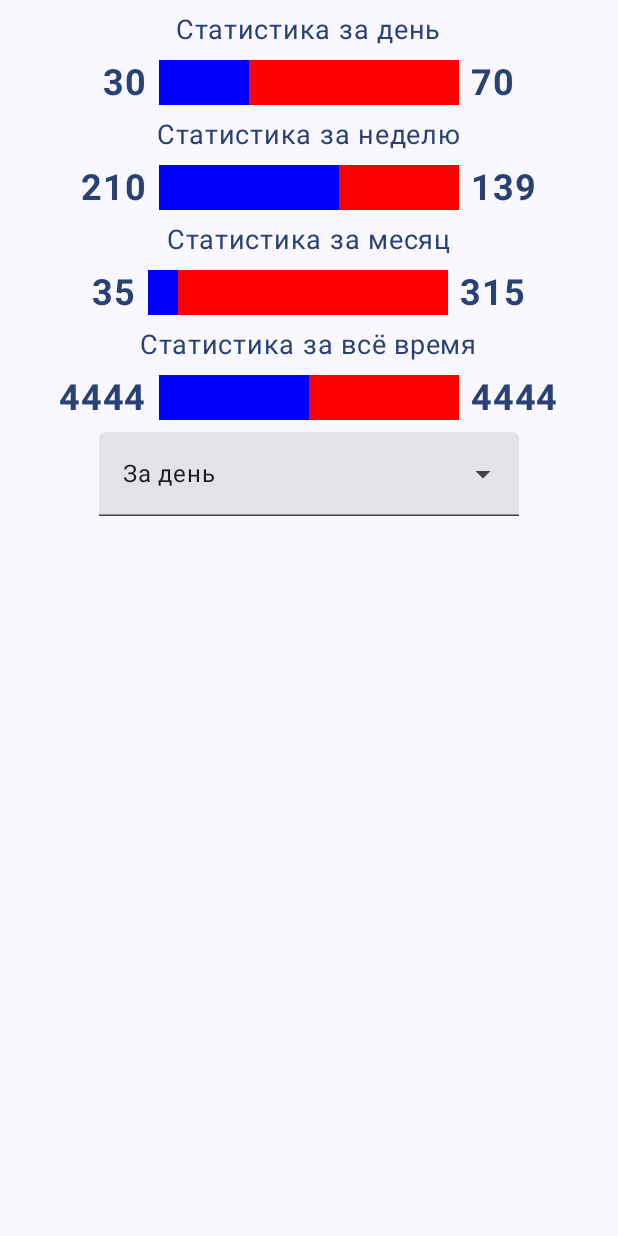
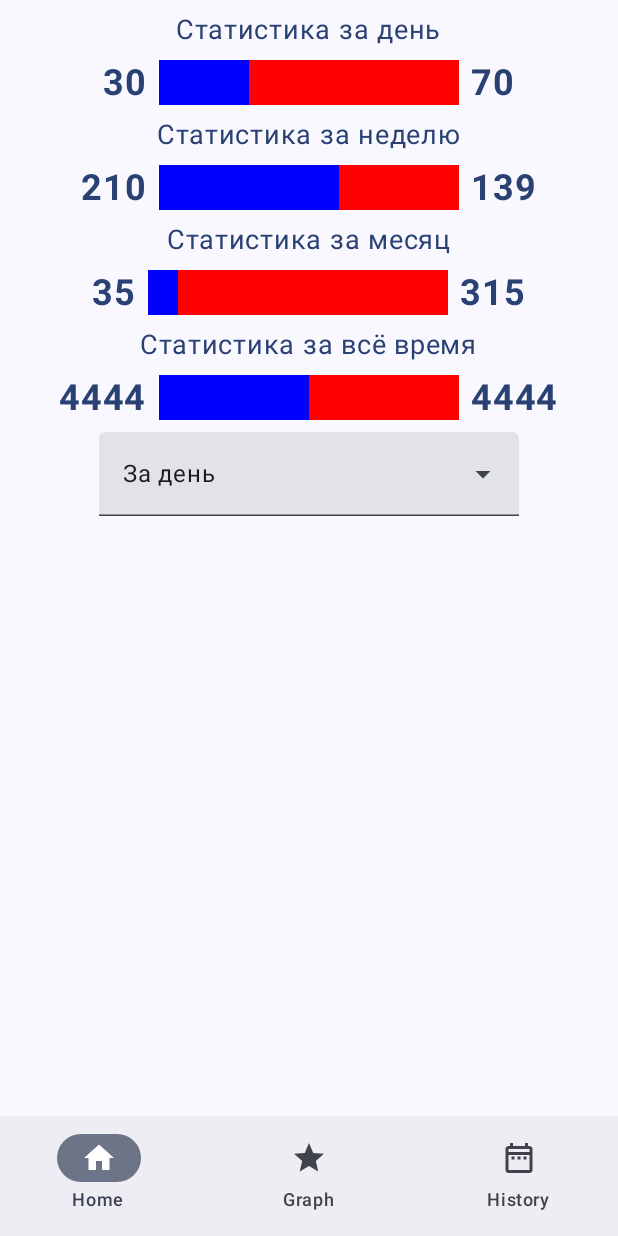
Before and after one commit to GrafVonTee/jetpack-compose-learning, an Android app built with Jetpack Compose: the screen it shows after launch (MainActivity), on a phone screen of 412 x 824 dp. Run offline under Robolectric (Android 15) with nearby library versions, the phone set to English and light mode, and no system bars.

```diff
--- a/app/build.gradle.kts
+++ b/app/build.gradle.kts
@@ -1,6 +1,7 @@
 plugins {
     alias(libs.plugins.androidApplication)
     alias(libs.plugins.jetbrainsKotlinAndroid)
+    kotlin("kapt")
 }
 
 android {
@@ -17,6 +18,10 @@ android {
         testInstrumentationRunner = "androidx.test.runner.AndroidJUnitRunner"
         vectorDrawables {
             useSupportLibrary = true
+        }
+
+        kapt {
+            arguments {arg("room.schemaLocation", "$projectDir/schemas")}
         }
     }
 
@@ -77,4 +82,7 @@ dependencies {
     // For Wear-Tiles support
     implementation("androidx.glance:glance-wear-tiles:1.0.0-alpha05")
 
+    implementation("androidx.room:room-runtime:2.5.0") // Библиотека "Room"
+    kapt("androidx.room:room-compiler:2.5.0") // Кодогенератор
+    implementation("androidx.room:room-ktx:2.5.0") // Дополнительно для Kotlin Coroutines, Kotlin Flows
 }
--- a/app/src/main/java/com/example/composecourse/MainActivity.kt
+++ b/app/src/main/java/com/example/composecourse/MainActivity.kt
@@ -1,5 +1,6 @@
 package com.example.composecourse
 
+import android.media.Image
 import android.os.Bundle
 import androidx.activity.ComponentActivity
 import androidx.activity.compose.setContent
@@ -13,11 +14,24 @@ import androidx.compose.foundation.layout.fillMaxWidth
 import androidx.compose.foundation.layout.padding
 import androidx.compose.foundation.layout.size
 import androidx.compose.foundation.layout.width
+import androidx.compose.material.icons.Icons
+import androidx.compose.material.icons.filled.DateRange
+import androidx.compose.material.icons.filled.Home
+import androidx.compose.material.icons.filled.Star
+import androidx.compose.material.icons.outlined.DateRange
+import androidx.compose.material.icons.outlined.Home
+import androidx.compose.material.icons.outlined.Star
+import androidx.compose.material3.Badge
+import androidx.compose.material3.BadgedBox
 import androidx.compose.material3.DropdownMenuItem
 import androidx.compose.material3.ExperimentalMaterial3Api
 import androidx.compose.material3.ExposedDropdownMenuBox
 import androidx.compose.material3.ExposedDropdownMenuDefaults
+import androidx.compose.material3.Icon
 import androidx.compose.material3.MaterialTheme
+import androidx.compose.material3.NavigationBar
+import androidx.compose.material3.NavigationBarItem
+import androidx.compose.material3.Scaffold
 import androidx.compose.material3.Surface
 import androidx.compose.material3.Text
 import androidx.compose.material3.TextField
@@ -31,6 +45,7 @@ import androidx.compose.ui.Modifier
 import androidx.compose.ui.geometry.Offset
 import androidx.compose.ui.geometry.Size
 import androidx.compose.ui.graphics.Color
+import androidx.compose.ui.graphics.vector.ImageVector
 import androidx.compose.ui.text.font.FontWeight
 import androidx.compose.ui.unit.Dp
 import androidx.compose.ui.unit.TextUnit
@@ -43,10 +58,34 @@ class MainActivity : ComponentActivity() {
         super.onCreate(savedInstanceState)
         setContent {
             ComposeCourseTheme {
-                Surface (
-                    modifier = Modifier.fillMaxSize(),
-                    color = MaterialTheme.colorScheme.background,
-                ) {
+                val bottomBarItems = listOf(
+                    BottomNavigationItem(
+                        title = "Home",
+                        selectedIcon = Icons.Filled.Home,
+                        unselectedIcon = Icons.Outlined.Home,
+                        hasNews = false,
+                    ),
+                    BottomNavigationItem(
+                        title = "Graph",
+                        selectedIcon = Icons.Filled.Star,
+                        unselectedIcon = Icons.Outlined.Star,
+                        hasNews = false,
+                    ),
+                    BottomNavigationItem(
+                        title = "History",
+                        selectedIcon = Icons.Filled.DateRange,
+                        unselectedIcon = Icons.Outlined.DateRange,
+                        hasNews = false,
+                    ),
+                )
+
+                Scaffold(
+                    bottomBar = {
+                        BottomNavigationBar(bottomBarItems)
+                    }
+                ) { item ->
+                    item
+
                     Column (
                         modifier = Modifier
                             .fillMaxSize()
@@ -81,7 +120,6 @@ class MainActivity : ComponentActivity() {
                         DropDownMenu(listOf("За день", "За неделю", "За месяц", "За всё время"))
                     }
                 }
-
             }
         }
     }
@@ -103,6 +141,58 @@ fun StatisticsByPeriod(
         fontSize = headerFontSize,
     )
     LinearProgressBar(percentage, maxNumber, width = 200.dp)
+}
+
+data class BottomNavigationItem(
+    val title: String,
+    val selectedIcon: ImageVector,
+    val unselectedIcon: ImageVector,
+    val hasNews: Boolean,
+    val badgeCount: Int? = null,
+)
+
+@OptIn(ExperimentalMaterial3Api::class)
+@Composable
+fun BottomNavigationBar(items: List<BottomNavigationItem>) {
+    var selectedItemIndex by remember {
+        mutableStateOf(0)
+    }
+
+    NavigationBar {
+        items.forEachIndexed { index, item ->
+            NavigationBarItem(
+                selected = selectedItemIndex == index,
+                onClick = {
+                    selectedItemIndex = index
+                    // navController.navigate(item.title)
+                },
+                label = {
+                    Text(text = item.title)
+                },
+                icon = {
+                    BadgedBox(
+                        badge = {
+                            if (item.badgeCount != null) {
+                                Badge {
+                                    Text(text = item.badgeCount.toString())
+                                }
+                            } else if (item.hasNews) {
+                                Badge()
+                            }
+                        }
+                    ) {
+                        Icon(
+                            imageVector = if (index == selectedItemIndex) {
+                                item.selectedIcon
+                            } else item.unselectedIcon,
+                            contentDescription = item.title,
+                        )
+                    }
+                }
+            )
+
+        }
+    }
 }
 
 @OptIn(ExperimentalMaterial3Api::class)
```
